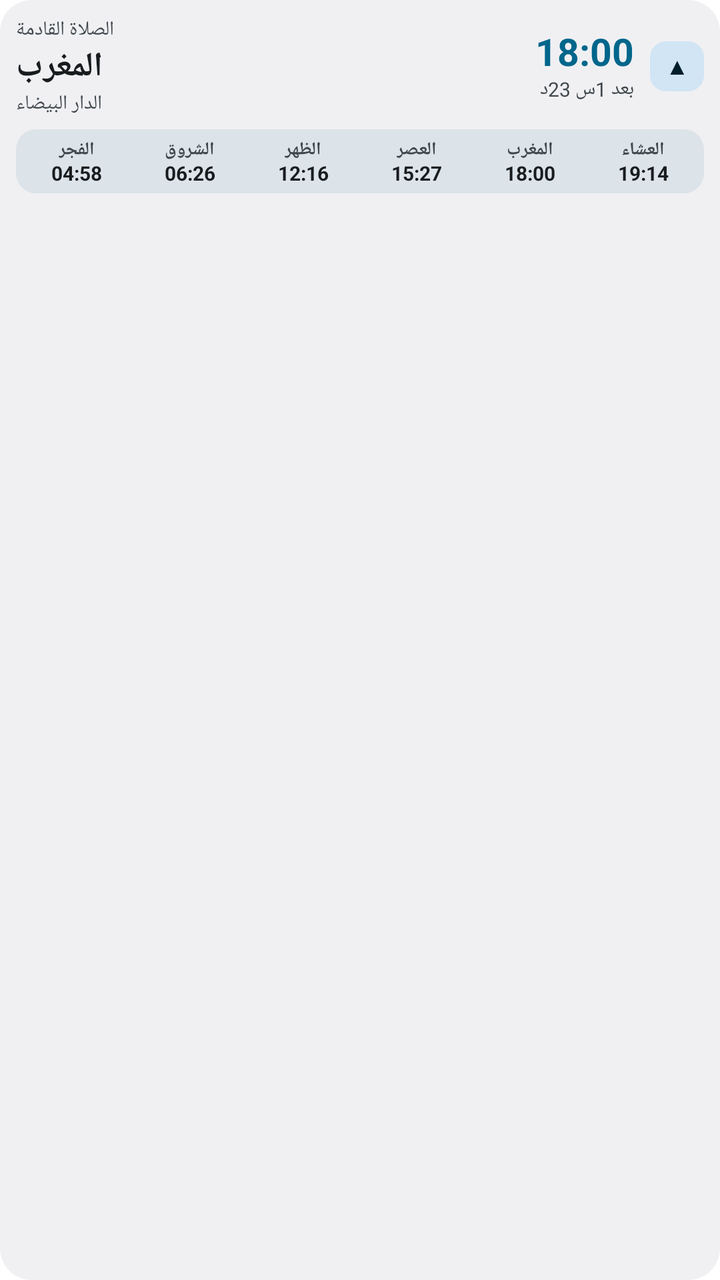
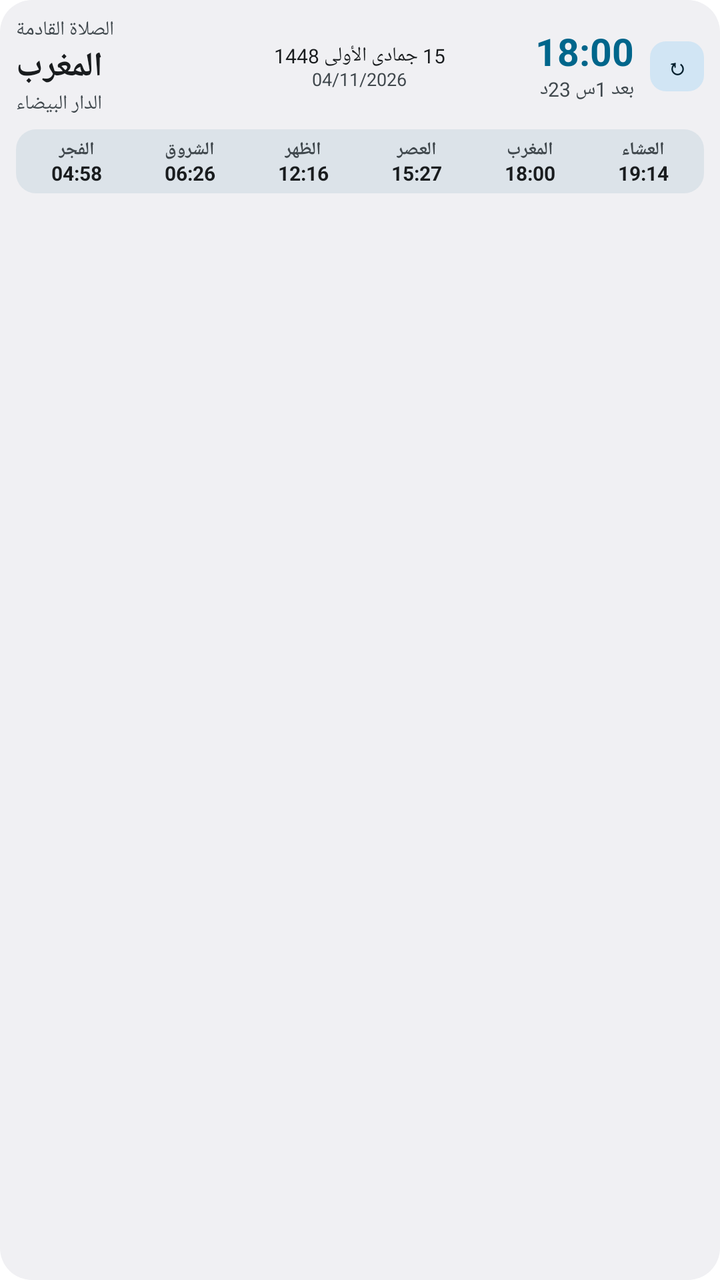

An Android layout rendered at two revisions. The XML below is the earlier revision; the diff shows what the commit changed to produce the second picture.
<!-- AndroidManifest.xml: application theme Theme.PrayerWidget -->
<!-- res/layout/widget_prayer.xml -->
<?xml version="1.0" encoding="utf-8"?>
<LinearLayout xmlns:android="http://schemas.android.com/apk/res/android"
    android:id="@+id/widget_root"
    android:layout_width="match_parent"
    android:layout_height="match_parent"
    android:orientation="vertical"
    android:background="@drawable/bg_widget"
    android:padding="8dp">

    
    <LinearLayout
        android:layout_width="match_parent"
        android:layout_height="wrap_content"
        android:orientation="horizontal"
        android:gravity="center_vertical">

        
        <LinearLayout
            android:layout_width="0dp"
            android:layout_weight="1"
            android:layout_height="wrap_content"
            android:orientation="vertical">

            <TextView
                android:id="@+id/tv_next_label"
                android:layout_width="wrap_content"
                android:layout_height="wrap_content"
                android:text="الصلاة القادمة"
                android:textSize="10sp"
                android:includeFontPadding="false"
                android:textColor="@color/widget_text_secondary"/>

            <TextView
                android:id="@+id/tv_next_name"
                android:layout_width="wrap_content"
                android:layout_height="wrap_content"
                android:text="المغرب"
                android:textSize="17sp"
                android:textStyle="bold"
                android:includeFontPadding="false"
                android:textColor="@color/widget_text_primary"/>

            <TextView
                android:id="@+id/tv_location"
                android:layout_width="wrap_content"
                android:layout_height="wrap_content"
                android:text="الدار البيضاء"
                android:textSize="10sp"
                android:includeFontPadding="false"
                android:textColor="@color/widget_text_secondary"/>
        </LinearLayout>

        
        <LinearLayout
            android:layout_width="wrap_content"
            android:layout_height="wrap_content"
            android:orientation="vertical"
            android:gravity="end"
            android:layout_marginEnd="8dp">

            <TextView
                android:id="@+id/tv_next_time"
                android:layout_width="wrap_content"
                android:layout_height="wrap_content"
                android:text="18:00"
                android:textSize="19sp"
                android:textStyle="bold"
                android:includeFontPadding="false"
                android:textColor="@color/widget_accent"/>

            <TextView
                android:id="@+id/tv_countdown"
                android:layout_width="wrap_content"
                android:layout_height="wrap_content"
                android:text="بعد 1س 23د"
                android:textSize="10sp"
                android:includeFontPadding="false"
                android:textColor="@color/widget_text_secondary"/>
        </LinearLayout>

        
        <TextView
            android:id="@+id/btn_expand"
            android:layout_width="wrap_content"
            android:layout_height="wrap_content"
            android:text="▲"
            android:textSize="11sp"
            android:textStyle="bold"
            android:includeFontPadding="false"
            android:textColor="@color/widget_button_text"
            android:background="@drawable/bg_button_minimal"
            android:paddingHorizontal="8dp"
            android:paddingVertical="5dp"/>
    </LinearLayout>

    
    <LinearLayout
        android:id="@+id/ll_all_prayers_horizontal"
        android:layout_width="match_parent"
        android:layout_height="wrap_content"
        android:orientation="horizontal"
        android:layout_marginTop="6dp"
        android:paddingVertical="4dp"
        android:paddingHorizontal="2dp"
        android:background="@drawable/bg_prayers_card"
        android:visibility="visible"
        android:weightSum="6">

        <LinearLayout
            android:layout_width="0dp"
            android:layout_weight="1"
            android:layout_height="wrap_content"
            android:orientation="vertical"
            android:gravity="center">
            <TextView
                android:layout_width="wrap_content"
                android:layout_height="wrap_content"
                android:text="الفجر"
                android:textSize="9sp"
                android:textStyle="bold"
                android:includeFontPadding="false"
                android:textColor="@color/widget_text_secondary"/>
            <TextView
                android:id="@+id/tv_time_fajr"
                android:layout_width="wrap_content"
                android:layout_height="wrap_content"
                android:text="04:58"
                android:textSize="10sp"
                android:textStyle="bold"
                android:includeFontPadding="false"
                android:textColor="@color/widget_text_primary"/>
        </LinearLayout>

        <LinearLayout
            android:layout_width="0dp"
            android:layout_weight="1"
            android:layout_height="wrap_content"
            android:orientation="vertical"
            android:gravity="center">
            <TextView
                android:layout_width="wrap_content"
                android:layout_height="wrap_content"
                android:text="الشروق"
                android:textSize="9sp"
                android:textStyle="bold"
                android:includeFontPadding="false"
                android:textColor="@color/widget_text_secondary"/>
            <TextView
                android:id="@+id/tv_time_sunrise"
                android:layout_width="wrap_content"
                android:layout_height="wrap_content"
                android:text="06:26"
                android:textSize="10sp"
                android:textStyle="bold"
                android:includeFontPadding="false"
                android:textColor="@color/widget_text_primary"/>
        </LinearLayout>

        <LinearLayout
            android:layout_width="0dp"
            android:layout_weight="1"
            android:layout_height="wrap_content"
            android:orientation="vertical"
            android:gravity="center">
            <TextView
                android:layout_width="wrap_content"
                android:layout_height="wrap_content"
                android:text="الظهر"
                android:textSize="9sp"
                android:textStyle="bold"
                android:includeFontPadding="false"
                android:textColor="@color/widget_text_secondary"/>
            <TextView
                android:id="@+id/tv_time_dhuhr"
                android:layout_width="wrap_content"
                android:layout_height="wrap_content"
                android:text="12:16"
                android:textSize="10sp"
                android:textStyle="bold"
                android:includeFontPadding="false"
                android:textColor="@color/widget_text_primary"/>
        </LinearLayout>

        <LinearLayout
            android:layout_width="0dp"
            android:layout_weight="1"
            android:layout_height="wrap_content"
            android:orientation="vertical"
            android:gravity="center">
            <TextView
                android:layout_width="wrap_content"
                android:layout_height="wrap_content"
                android:text="العصر"
                android:textSize="9sp"
                android:textStyle="bold"
                android:includeFontPadding="false"
                android:textColor="@color/widget_text_secondary"/>
            <TextView
                android:id="@+id/tv_time_asr"
                android:layout_width="wrap_content"
                android:layout_height="wrap_content"
                android:text="15:27"
                android:textSize="10sp"
                android:textStyle="bold"
                android:includeFontPadding="false"
                android:textColor="@color/widget_text_primary"/>
        </LinearLayout>

        <LinearLayout
            android:layout_width="0dp"
            android:layout_weight="1"
            android:layout_height="wrap_content"
            android:orientation="vertical"
            android:gravity="center">
            <TextView
                android:layout_width="wrap_content"
                android:layout_height="wrap_content"
                android:text="المغرب"
                android:textSize="9sp"
                android:textStyle="bold"
                android:includeFontPadding="false"
                android:textColor="@color/widget_text_secondary"/>
            <TextView
                android:id="@+id/tv_time_maghrib"
                android:layout_width="wrap_content"
                android:layout_height="wrap_content"
                android:text="18:00"
                android:textSize="10sp"
                android:textStyle="bold"
                android:includeFontPadding="false"
                android:textColor="@color/widget_text_primary"/>
        </LinearLayout>

        <LinearLayout
            android:layout_width="0dp"
            android:layout_weight="1"
            android:layout_height="wrap_content"
            android:orientation="vertical"
            android:gravity="center">
            <TextView
                android:layout_width="wrap_content"
                android:layout_height="wrap_content"
                android:text="العشاء"
                android:textSize="9sp"
                android:textStyle="bold"
                android:includeFontPadding="false"
                android:textColor="@color/widget_text_secondary"/>
            <TextView
                android:id="@+id/tv_time_isha"
                android:layout_width="wrap_content"
                android:layout_height="wrap_content"
                android:text="19:14"
                android:textSize="10sp"
                android:textStyle="bold"
                android:includeFontPadding="false"
                android:textColor="@color/widget_text_primary"/>
        </LinearLayout>
    </LinearLayout>

    
    <LinearLayout
        android:id="@+id/ll_all_prayers_vertical"
        android:layout_width="match_parent"
        android:layout_height="0dp"
        android:layout_weight="1"
        android:orientation="vertical"
        android:layout_marginTop="6dp"
        android:paddingVertical="4dp"
        android:paddingHorizontal="8dp"
        android:background="@drawable/bg_prayers_card"
        android:visibility="gone">

        
        <LinearLayout
            android:layout_width="match_parent"
            android:layout_height="0dp"
            android:layout_weight="1"
            android:orientation="horizontal"
            android:gravity="center_vertical">
            <TextView
                android:layout_width="0dp"
                android:layout_weight="1"
                android:layout_height="wrap_content"
                android:text="الفجر"
                android:textSize="11sp"
                android:textStyle="bold"
                android:includeFontPadding="false"
                android:textColor="@color/widget_text_secondary"/>
            <TextView
                android:id="@+id/tv_time_fajr_v"
                android:layout_width="wrap_content"
                android:layout_height="wrap_content"
                android:text="04:58"
                android:textSize="12sp"
                android:textStyle="bold"
                android:includeFontPadding="false"
                android:textColor="@color/widget_text_primary"/>
        </LinearLayout>

        
        <LinearLayout
            android:layout_width="match_parent"
            android:layout_height="0dp"
            android:layout_weight="1"
            android:orientation="horizontal"
            android:gravity="center_vertical">
            <TextView
                android:layout_width="0dp"
                android:layout_weight="1"
                android:layout_height="wrap_content"
                android:text="الشروق"
                android:textSize="11sp"
                android:textStyle="bold"
                android:includeFontPadding="false"
                android:textColor="@color/widget_text_secondary"/>
            <TextView
                android:id="@+id/tv_time_sunrise_v"
                android:layout_width="wrap_content"
                android:layout_height="wrap_content"
                android:text="06:26"
                android:textSize="12sp"
                android:textStyle="bold"
                android:includeFontPadding="false"
                android:textColor="@color/widget_text_primary"/>
        </LinearLayout>

        
        <LinearLayout
            android:layout_width="match_parent"
            android:layout_height="0dp"
            android:layout_weight="1"
            android:orientation="horizontal"
            android:gravity="center_vertical">
            <TextView
                android:layout_width="0dp"
                android:layout_weight="1"
                android:layout_height="wrap_content"
                android:text="الظهر"
                android:textSize="11sp"
                android:textStyle="bold"
                android:includeFontPadding="false"
                android:textColor="@color/widget_text_secondary"/>
            <TextView
                android:id="@+id/tv_time_dhuhr_v"
                android:layout_width="wrap_content"
                android:layout_height="wrap_content"
                android:text="12:16"
                android:textSize="12sp"
                android:textStyle="bold"
                android:includeFontPadding="false"
                android:textColor="@color/widget_text_primary"/>
        </LinearLayout>

        
        <LinearLayout
            android:layout_width="match_parent"
            android:layout_height="0dp"
            android:layout_weight="1"
            android:orientation="horizontal"
            android:gravity="center_vertical">
            <TextView
                android:layout_width="0dp"
                android:layout_weight="1"
                android:layout_height="wrap_content"
                android:text="العصر"
                android:textSize="11sp"
                android:textStyle="bold"
                android:includeFontPadding="false"
                android:textColor="@color/widget_text_secondary"/>
            <TextView
                android:id="@+id/tv_time_asr_v"
                android:layout_width="wrap_content"
                android:layout_height="wrap_content"
                android:text="15:27"
                android:textSize="12sp"
                android:textStyle="bold"
                android:includeFontPadding="false"
                android:textColor="@color/widget_text_primary"/>
        </LinearLayout>

        
        <LinearLayout
            android:layout_width="match_parent"
            android:layout_height="0dp"
            android:layout_weight="1"
            android:orientation="horizontal"
            android:gravity="center_vertical">
            <TextView
                android:layout_width="0dp"
                android:layout_weight="1"
                android:layout_height="wrap_content"
                android:text="المغرب"
                android:textSize="11sp"
                android:textStyle="bold"
                android:includeFontPadding="false"
                android:textColor="@color/widget_text_secondary"/>
            <TextView
                android:id="@+id/tv_time_maghrib_v"
                android:layout_width="wrap_content"
                android:layout_height="wrap_content"
                android:text="18:00"
                android:textSize="12sp"
                android:textStyle="bold"
                android:includeFontPadding="false"
                android:textColor="@color/widget_text_primary"/>
        </LinearLayout>

        
        <LinearLayout
            android:layout_width="match_parent"
            android:layout_height="0dp"
            android:layout_weight="1"
            android:orientation="horizontal"
            android:gravity="center_vertical">
            <TextView
                android:layout_width="0dp"
                android:layout_weight="1"
                android:layout_height="wrap_content"
                android:text="العشاء"
                android:textSize="11sp"
                android:textStyle="bold"
                android:includeFontPadding="false"
                android:textColor="@color/widget_text_secondary"/>
            <TextView
                android:id="@+id/tv_time_isha_v"
                android:layout_width="wrap_content"
                android:layout_height="wrap_content"
                android:text="19:14"
                android:textSize="12sp"
                android:textStyle="bold"
                android:includeFontPadding="false"
                android:textColor="@color/widget_text_primary"/>
        </LinearLayout>
    </LinearLayout>
</LinearLayout>
<!-- resources referenced by this layout -->
<resources>
  <color name="widget_accent">#059669</color>
  <color name="widget_button_text">#374151</color>
  <color name="widget_text_primary">#111827</color>
  <color name="widget_text_secondary">#6B7280</color>
  <!-- drawable bg_button_minimal (drawable) -->
  <?xml version="1.0" encoding="utf-8"?>
  <shape xmlns:android="http://schemas.android.com/apk/res/android"
      android:shape="rectangle">
      <corners android:radius="8dp"/>
      <solid android:color="@color/widget_button_bg"/>
  </shape>
  <!-- drawable bg_prayers_card (drawable) -->
  <?xml version="1.0" encoding="utf-8"?>
  <shape xmlns:android="http://schemas.android.com/apk/res/android"
      android:shape="rectangle">
      <corners android:radius="10dp"/>
      <solid android:color="@color/widget_card_bg"/>
  </shape>
  <!-- drawable bg_widget (drawable) -->
  <?xml version="1.0" encoding="utf-8"?>
  <shape xmlns:android="http://schemas.android.com/apk/res/android"
      android:shape="rectangle">
      <corners android:radius="16dp"/>
      <solid android:color="@color/widget_background"/>
  </shape>
  <style name="Theme.PrayerWidget" parent="Theme.MaterialComponents.DayNight.NoActionBar">
          <item name="colorPrimary">#0E2F26</item>
          <item name="colorPrimaryVariant">#081D17</item>
          <item name="colorOnPrimary">#FFFFFF</item>
          <item name="colorSecondary">#4ADE80</item>
          <item name="colorSecondaryVariant">#22C55E</item>
          <item name="colorOnSecondary">#000000</item>
      </style>
  <color name="widget_button_bg">#E5E7EB</color>
  <color name="widget_card_bg">#E5E7EB</color>
  <color name="widget_background">#F3F4F6</color>
</resources>

<!-- the commit's change to res/layout/widget_prayer.xml (unified diff, before → after) -->
@@ -8,11 +8,16 @@
     android:padding="8dp">
 
     
-    <LinearLayout
+    <FrameLayout
         android:layout_width="match_parent"
         android:layout_height="wrap_content"
-        android:orientation="horizontal"
         android:gravity="center_vertical">
+
+        <LinearLayout
+            android:layout_width="match_parent"
+            android:layout_height="wrap_content"
+            android:orientation="horizontal"
+            android:gravity="center_vertical">
 
         
         <LinearLayout
@@ -83,7 +88,7 @@
             android:id="@+id/btn_expand"
             android:layout_width="wrap_content"
             android:layout_height="wrap_content"
-            android:text="▲"
+            android:text="↻"
             android:textSize="11sp"
             android:textStyle="bold"
             android:includeFontPadding="false"
@@ -91,7 +96,35 @@
             android:background="@drawable/bg_button_minimal"
             android:paddingHorizontal="8dp"
             android:paddingVertical="5dp"/>
-    </LinearLayout>
+        </LinearLayout>
+
+        
+        <LinearLayout
+            android:layout_width="wrap_content"
+            android:layout_height="wrap_content"
+            android:layout_gravity="center"
+            android:orientation="vertical"
+            android:gravity="center">
+
+            <TextView
+                android:id="@+id/tv_hijri_date"
+                android:layout_width="wrap_content"
+                android:layout_height="wrap_content"
+                android:text="15 جمادى الأولى 1448"
+                android:textSize="10sp"
+                android:includeFontPadding="false"
+                android:textColor="@color/widget_text_primary"/>
+
+            <TextView
+                android:id="@+id/tv_gregorian_date"
+                android:layout_width="wrap_content"
+                android:layout_height="wrap_content"
+                android:text="04/11/2026"
+                android:textSize="9sp"
+                android:includeFontPadding="false"
+                android:textColor="@color/widget_text_secondary"/>
+        </LinearLayout>
+    </FrameLayout>
 
     
     <LinearLayout
